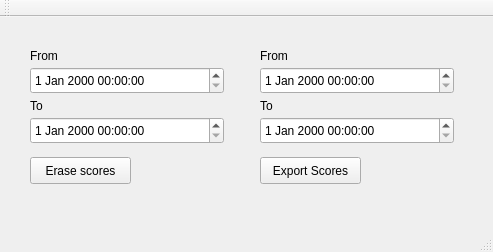
Before: the Qt Designer form mainwindow.ui in fabry-dev/ARGifConfig, drawn with Qt 5.
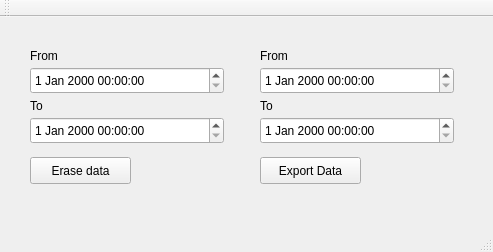
After: the same form once the commit is applied.

What changed in the file:
```diff
--- a/mainwindow.ui
+++ b/mainwindow.ui
@@ -24,7 +24,7 @@
      </rect>
     </property>
     <property name="text">
-     <string>Export Scores</string>
+     <string>Export Data</string>
     </property>
    </widget>
    <widget class="QDateTimeEdit" name="exportDateFrom">
@@ -119,7 +119,7 @@
      </rect>
     </property>
     <property name="text">
-     <string>Erase scores</string>
+     <string>Erase data</string>
     </property>
    </widget>
    <widget class="QDateTimeEdit" name="eraseDateTo">
```
Left out of the diff: 2 changed lines with no effect on the pictures.
